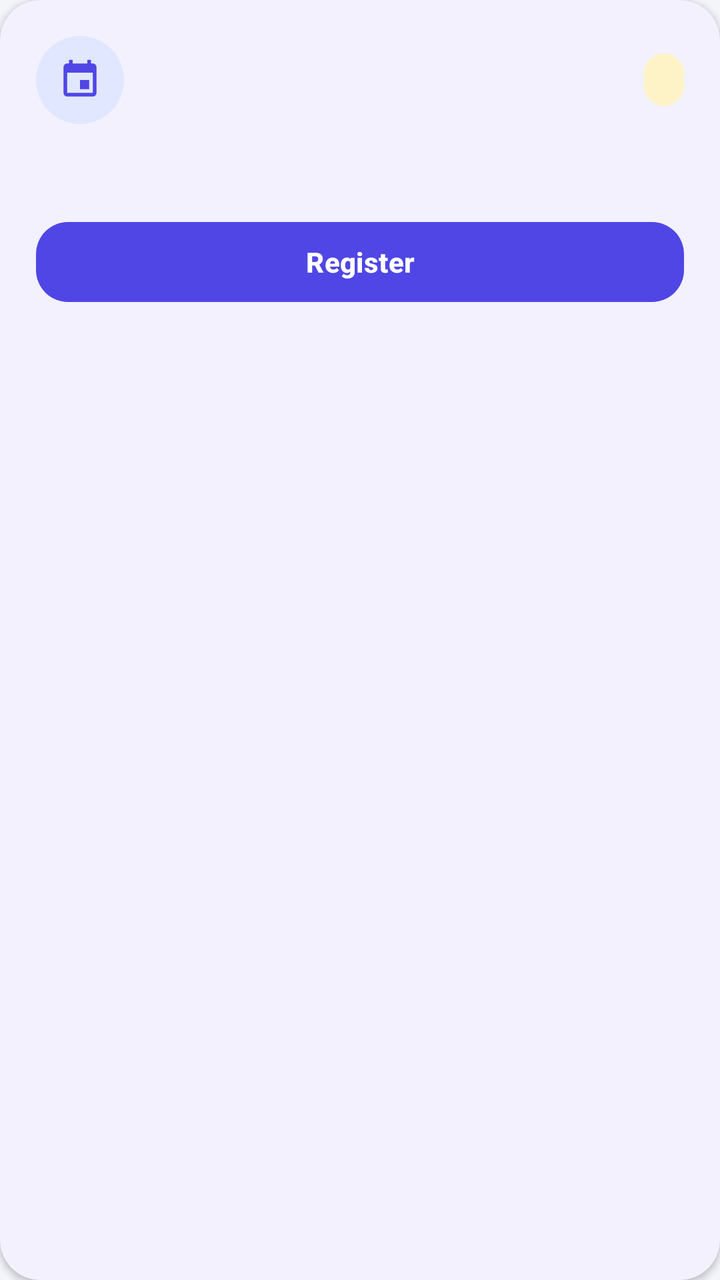
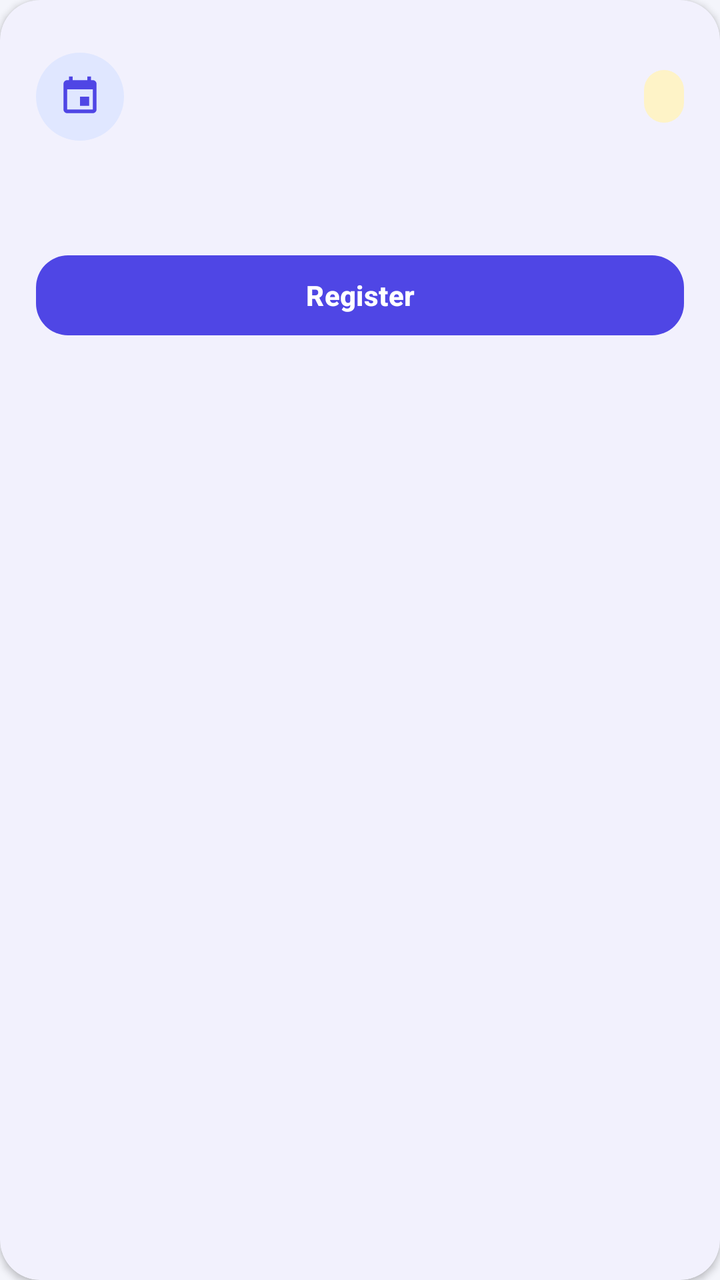

An Android layout rendered at two revisions. The XML below is the earlier revision; the diff shows what the commit changed to produce the second picture.
<!-- AndroidManifest.xml: application theme Theme.CampusPay -->
<!-- res/layout/item_event.xml -->
<?xml version="1.0" encoding="utf-8"?>
<com.google.android.material.card.MaterialCardView
    xmlns:android="http://schemas.android.com/apk/res/android"
    xmlns:app="http://schemas.android.com/apk/res-auto"
    style="@style/Widget.CampusPay.Card"
    android:layout_width="match_parent"
    android:layout_height="wrap_content"
    android:layout_marginBottom="14dp">

    <LinearLayout
        android:layout_width="match_parent"
        android:layout_height="wrap_content"
        android:orientation="vertical"
        android:padding="18dp">

        <LinearLayout
            android:layout_width="match_parent"
            android:layout_height="wrap_content"
            android:gravity="center_vertical"
            android:orientation="horizontal">

            <FrameLayout
                android:layout_width="44dp"
                android:layout_height="44dp"
                android:background="@drawable/bg_icon_circle_soft">

                <ImageView
                    android:layout_width="22dp"
                    android:layout_height="22dp"
                    android:layout_gravity="center"
                    android:contentDescription="Event"
                    android:src="@drawable/ic_event"
                    app:tint="@color/brand_primary" />
            </FrameLayout>

            <LinearLayout
                android:layout_width="0dp"
                android:layout_height="wrap_content"
                android:layout_marginStart="12dp"
                android:layout_weight="1"
                android:orientation="vertical">

                <TextView
                    android:id="@+id/tvEventItemTitle"
                    android:layout_width="match_parent"
                    android:layout_height="wrap_content"
                    android:textColor="@color/text_primary"
                    android:textSize="17sp"
                    android:textStyle="bold" />

                <TextView
                    android:id="@+id/tvEventItemDate"
                    android:layout_width="match_parent"
                    android:layout_height="wrap_content"
                    android:layout_marginTop="2dp"
                    android:textColor="@color/text_secondary"
                    android:textSize="13sp" />
            </LinearLayout>

            <TextView
                android:id="@+id/tvEventItemCredits"
                android:layout_width="wrap_content"
                android:layout_height="wrap_content"
                android:background="@drawable/bg_credits_pill"
                android:paddingStart="10dp"
                android:paddingEnd="10dp"
                android:paddingTop="5dp"
                android:paddingBottom="5dp"
                android:textColor="@android:color/white"
                android:textSize="12sp"
                android:textStyle="bold" />
        </LinearLayout>

        <TextView
            android:id="@+id/tvEventItemDescription"
            android:layout_width="match_parent"
            android:layout_height="wrap_content"
            android:layout_marginTop="12dp"
            android:textColor="@color/text_secondary"
            android:textSize="14sp" />

        <LinearLayout
            android:layout_width="match_parent"
            android:layout_height="wrap_content"
            android:layout_marginTop="14dp"
            android:orientation="horizontal">

            <com.google.android.material.button.MaterialButton
                android:id="@+id/btnEventItemRegister"
                style="@style/Widget.CampusPay.Button"
                android:layout_width="0dp"
                android:layout_height="wrap_content"
                android:layout_weight="1"
                android:minHeight="48dp"
                android:text="Register"
                android:textSize="14sp" />


        </LinearLayout>

        
        <LinearLayout
            android:id="@+id/layoutEventAdminActions"
            android:layout_width="match_parent"
            android:layout_height="wrap_content"
            android:layout_marginTop="8dp"
            android:orientation="horizontal"
            android:visibility="gone">

            <com.google.android.material.button.MaterialButton
                android:id="@+id/btnEventItemEdit"
                style="@style/Widget.CampusPay.Button.Outlined"
                android:layout_width="0dp"
                android:layout_height="wrap_content"
                android:layout_marginEnd="8dp"
                android:layout_weight="1"
                android:minHeight="48dp"
                android:text="Edit"
                android:textSize="14sp" />

            <com.google.android.material.button.MaterialButton
                android:id="@+id/btnEventItemDelete"
                style="@style/Widget.CampusPay.Button.Outlined"
                android:layout_width="0dp"
                android:layout_height="wrap_content"
                android:layout_weight="1"
                android:minHeight="48dp"
                android:text="Delete"
                android:textSize="14sp" />

        </LinearLayout>

    </LinearLayout>

</com.google.android.material.card.MaterialCardView>
<!-- resources referenced by this layout -->
<resources>
  <color name="brand_primary">#4F46E5</color>
  <color name="text_primary">#12142B</color>
  <color name="text_secondary">#6B7280</color>
  <!-- drawable bg_credits_pill (drawable) -->
  <?xml version="1.0" encoding="utf-8"?>
  <shape xmlns:android="http://schemas.android.com/apk/res/android"
      android:shape="rectangle">
      <corners android:radius="100dp" />
      <solid android:color="@color/credits_gold_container" />
  </shape>
  <!-- drawable bg_icon_circle_soft (drawable) -->
  <?xml version="1.0" encoding="utf-8"?>
  <shape xmlns:android="http://schemas.android.com/apk/res/android"
      android:shape="oval">
      <solid android:color="@color/brand_primary_container" />
  </shape>
  <!-- drawable ic_event (drawable) -->
  <vector xmlns:android="http://schemas.android.com/apk/res/android"
      android:width="24dp"
      android:height="24dp"
      android:viewportWidth="24"
      android:viewportHeight="24">
      <path
          android:fillColor="@android:color/white"
          android:pathData="M17,12h-5v5h5v-5zM16,1v2H8V1H6v2H5c-1.11,0 -1.99,0.9 -1.99,2L3,19c0,1.1 0.89,2 2,2h14c1.1,0 2,-0.9 2,-2V5c0,-1.1 -0.9,-2 -2,-2h-1V1h-2zM19,19H5V8h14v11z" />
  </vector>
  <style name="Widget.CampusPay.Button" parent="Widget.Material3.Button">
          <item name="cornerRadius">16dp</item>
          <item name="android:minHeight">56dp</item>
          <item name="android:textSize">16sp</item>
          <item name="android:textStyle">bold</item>
          <item name="android:letterSpacing">0.01</item>
      </style>
  <style name="Widget.CampusPay.Button.Outlined" parent="Widget.Material3.Button.OutlinedButton">
          <item name="cornerRadius">16dp</item>
          <item name="android:minHeight">56dp</item>
          <item name="android:textSize">16sp</item>
          <item name="android:textStyle">bold</item>
      </style>
  <style name="Widget.CampusPay.Card" parent="Widget.Material3.CardView.Elevated">
          <item name="cardCornerRadius">20dp</item>
          <item name="cardElevation">2dp</item>
          <item name="cardBackgroundColor">@color/surface_light</item>
      </style>
  <style name="Theme.CampusPay" parent="Base.Theme.CampusPay" />
  <color name="credits_gold_container">#FEF3C7</color>
  <color name="brand_primary_container">#E0E7FF</color>
  <color name="surface_light">#FFFFFF</color>
  <color name="white">#FFFFFFFF</color>
  <color name="brand_primary_dark">#3730A3</color>
  <color name="brand_secondary">#14B8A6</color>
  <color name="brand_secondary_container">#CCFBF1</color>
  <color name="brand_secondary_dark">#0F766E</color>
  <color name="background_light">#F4F5FB</color>
  <color name="outline_light">#D1D5DB</color>
  <color name="divider">#E5E7EB</color>
  <!-- unchanged entries left out for length: 1 -->
</resources>

<!-- the commit's change to res/layout/item_event.xml (unified diff, before → after) -->
@@ -55,6 +55,14 @@
                     android:layout_marginTop="2dp"
                     android:textColor="@color/text_secondary"
                     android:textSize="13sp" />
+
+                <TextView
+                    android:id="@+id/tvEventItemMeta"
+                    android:layout_width="match_parent"
+                    android:layout_height="wrap_content"
+                    android:layout_marginTop="2dp"
+                    android:textColor="@color/text_secondary"
+                    android:textSize="12sp" />
             </LinearLayout>
 
             <TextView
